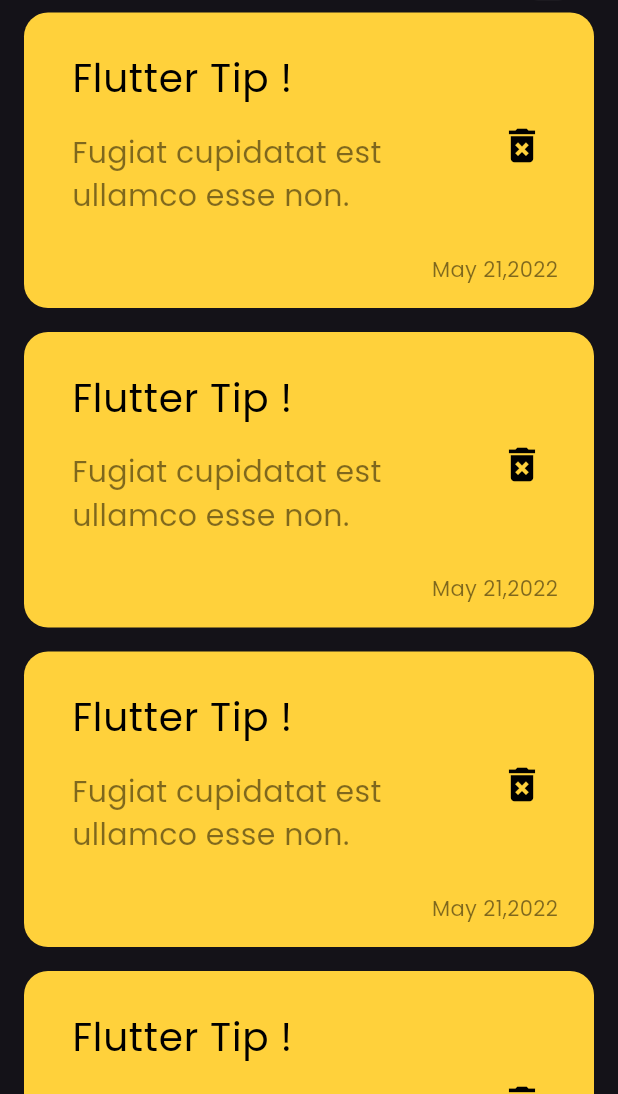
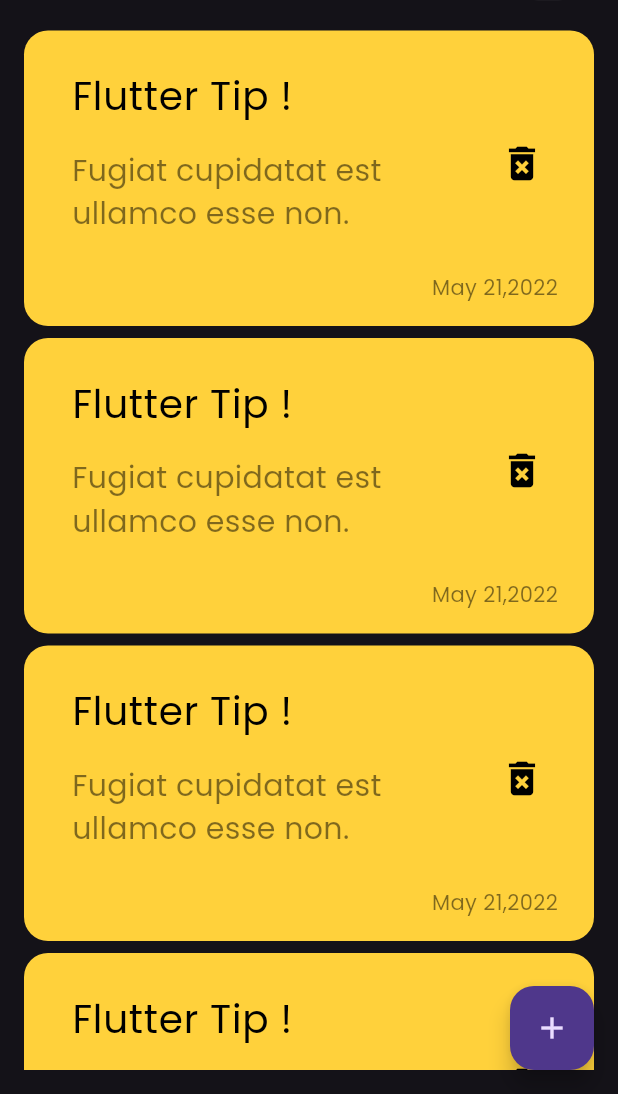
Before and after one commit to XxxCodeShotxxX/notes_app, a Flutter app: the screen it shows after launch, on a phone screen of 412 x 824 dp, the part 142-1236 px from its top. Run offline on Flutter 3.47's test engine with Material 3 defaults, Android fonts, the phone set to English and light mode, and no system bars.

Commit message:
EDIT note page

```diff
--- a/lib/views/note_view.dart
+++ b/lib/views/note_view.dart
@@ -1,7 +1,5 @@
-
-
-
 import 'package:flutter/material.dart';
+import 'package:note_app/widgets/modal_sheet_bottom.dart';
 import 'package:note_app/widgets/note_view_body.dart';
 
 class NoteView extends StatelessWidget {
@@ -9,9 +7,18 @@ class NoteView extends StatelessWidget {
 
   @override
   Widget build(BuildContext context) {
-    return const Scaffold(
-    body: NoteViewBody(),
-
+    return Scaffold(
+      floatingActionButton: FloatingActionButton(
+        onPressed: () {
+          showModalBottomSheet(
+              context: context,
+              builder: (ctx) {
+                return const AddModalBottomSheet();
+              });
+        },
+        child: const Icon(Icons.add),
+      ),
+      body: const NoteViewBody(),
     );
   }
 }
--- a/lib/widgets/note_item.dart
+++ b/lib/widgets/note_item.dart
@@ -1,11 +1,18 @@
 import 'package:flutter/material.dart';
+import 'package:note_app/views/edit_note_view.dart';
 
 class NoteItem extends StatelessWidget {
   const NoteItem({super.key});
 
   @override
   Widget build(BuildContext context) {
-    return Container(
+    return GestureDetector(
+      onTap: () {
+        Navigator.push(context, MaterialPageRoute(builder: (context) {
+          return EditNoteView();
+        }));
+      },
+      child: Container(
         decoration: BoxDecoration(
           color: const Color.fromARGB(255, 255, 209, 59),
           borderRadius: BorderRadius.circular(16),
@@ -47,6 +54,7 @@ class NoteItem extends StatelessWidget {
             ],
           ),
         ),
+      ),
     );
   }
 }
--- a/lib/widgets/note_listview_builder.dart
+++ b/lib/widgets/note_listview_builder.dart
@@ -7,15 +7,18 @@ class NoteListViewBuilder extends StatelessWidget {
   @override
   Widget build(BuildContext context) {
     return Expanded(
+      child: Padding(
+        padding: const EdgeInsets.symmetric(vertical: 16.0),
         child: ListView.builder(
-          //padding: EdgeInsets.zero,
+            padding: EdgeInsets.zero,
             itemCount: 5,
             itemBuilder: (ctx, index) {
               return const Padding(
-              padding: EdgeInsets.symmetric(vertical: 8.0, horizontal: 16),
+                padding: EdgeInsets.symmetric(vertical: 4.0, horizontal: 16),
                 child: NoteItem(),
               );
             }),
+      ),
     );
   }
 }
```
Also changed, not shown: lib/views/edit_note_view.dart (added, +23 -0 lines), lib/widgets/custom_button.dart (added, +21 -0 lines), lib/widgets/custom_textfield.dart (added, +28 -0 lines), lib/widgets/modal_sheet_bottom.dart (added, +32 -0 lines). Lines whose indentation alone changed are shown as unchanged.
